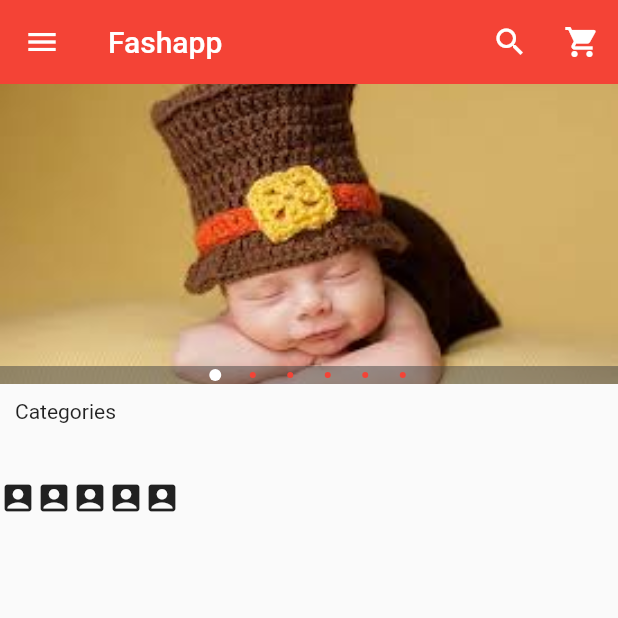
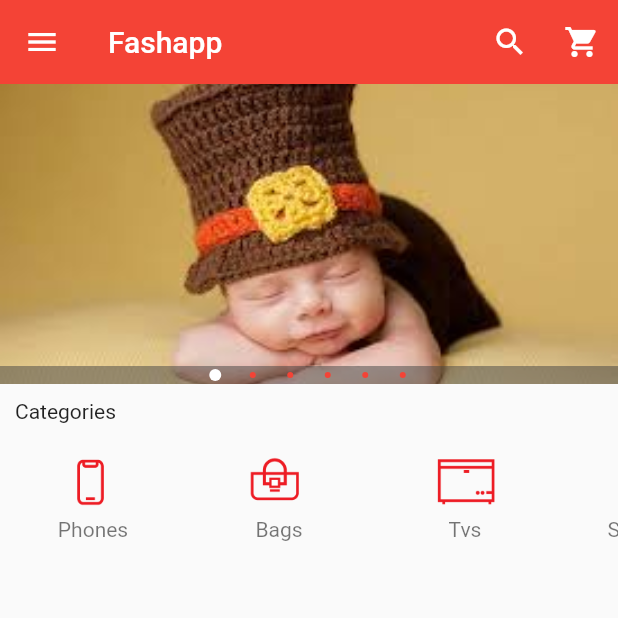
Before and after one commit to ezeoke/FlutterPractice, a Flutter app: the screen it shows after launch, on a phone screen of 412 x 824 dp, the top half of it. Run offline on Flutter 3.47's test engine with Material 2 defaults, Android fonts, the phone set to English and light mode, and no system bars; drawn by our look-alikes of carousel_pro.

Commit message:
I have implemented DRY. very awesome

```diff
--- a/lib/components/horizontal_listView.dart
+++ b/lib/components/horizontal_listView.dart
@@ -8,11 +8,30 @@ class HorizontalListView extends StatelessWidget {
       child: ListView(
         scrollDirection: Axis.horizontal,
         children: <Widget>[
-          Icon(Icons.account_box),
-          Icon(Icons.account_box),
-          Icon(Icons.account_box),
-          Icon(Icons.account_box),
-          Icon(Icons.account_box),
+          Category(
+            image_location: 'images/categories/first.png',
+            image_caption: 'Phones',
+          ),
+          Category(
+            image_location: 'images/categories/eleventh.png',
+            image_caption: 'Bags',
+          ),
+          Category(
+            image_location: 'images/categories/forth.png',
+            image_caption: 'Tvs',
+          ),
+          Category(
+            image_location: 'images/categories/second.png',
+            image_caption: 'ShowBox',
+          ),
+          Category(
+            image_location: 'images/categories/third.png',
+            image_caption: 'Projector',
+          ),
+          Category(
+            image_location: 'images/categories/tenth.png',
+            image_caption: 'SoundSystems',
+          ),
         ],
       ),
     );
@@ -28,13 +47,24 @@ class Category extends StatelessWidget {
   @override
   Widget build(BuildContext context) {
     return Padding(
-        padding: const EdgeInsets.all(80),
+        padding: const EdgeInsets.all(2.0),
         child: InkWell(
           onTap: () {},
-          child: ListTile(
-            title: Image.asset(image_location),
-            subtitle: Text(image_caption),
-          ),
+          child: Container(
+              width: 120,
+              child: ListTile(
+                title: Image.asset(
+                  image_location,
+                  // width: 100,
+                  // height: 80,
+                ),
+                subtitle: Container(
+                    alignment: Alignment.topCenter,
+                    child: Text(
+                      image_caption,
+                      // style: TextStyle(fontSize: 13),
+                    )),
+              )),
         ));
   }
 }
--- a/lib/main.dart
+++ b/lib/main.dart
@@ -24,12 +24,12 @@ class _HomepageState extends State<Homepage> {
       child: Carousel(
         boxFit: BoxFit.cover,
         images: [
-          AssetImage('images/baby.jpeg'),
-          AssetImage('images/cute.jpeg'),
-          AssetImage('images/fingers.jpeg'),
-          AssetImage('images/sneaker.jpeg'),
-          AssetImage('images/tech.jpeg'),
-          AssetImage('images/weed.jpeg'),
+          AssetImage('images/products/baby.jpeg'),
+          AssetImage('images/products/cute.jpeg'),
+          AssetImage('images/products/fingers.jpeg'),
+          AssetImage('images/products/sneaker.jpeg'),
+          AssetImage('images/products/tech.jpeg'),
+          AssetImage('images/products/weed.jpeg'),
         ],
         autoplay: false,
         animationCurve: Curves.fastOutSlowIn,
```
Also changed, not shown: pubspec.yaml (+12 -6 lines), images/categories/eight.png (added), images/categories/eleventh.png (added), images/categories/fifth.png (added), images/categories/first.png (added), images/categories/forth.png (added), images/categories/second.png (added), images/categories/sixth.png (added), images/categories/tenth.png (added), images/categories/third.png (added), images/products/baby.jpeg (renamed from images/baby.jpeg), images/products/cute.jpeg (renamed from images/cute.jpeg), images/products/fingers.jpeg (renamed from images/fingers.jpeg), images/products/sneaker.jpeg (renamed from images/sneaker.jpeg), 2 more files.
